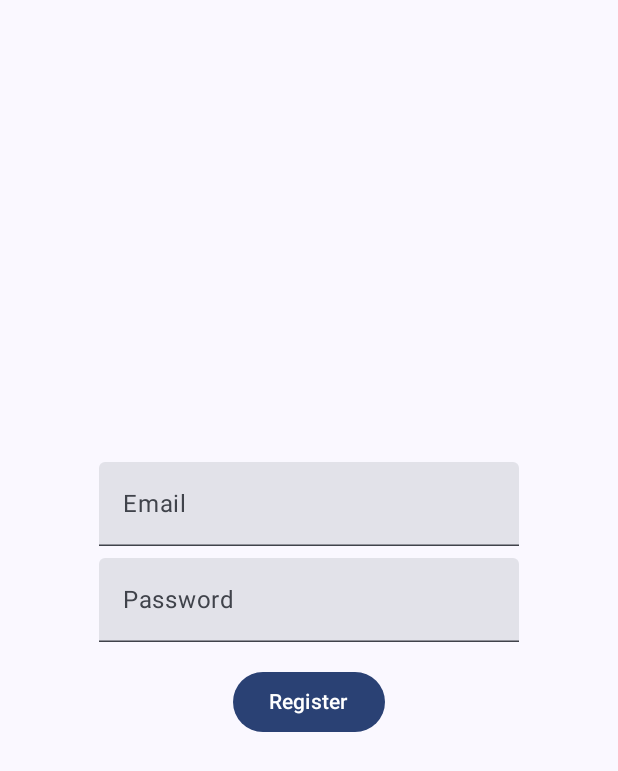
After one commit to abir4u/AndroidBasics, an Android app built with Jetpack Compose: the composable FirebaseEmailRegisterScreen shown on its own in the app's theme, on a phone screen of 412 x 824 dp. The commit adds this screen. Shown: the top 771 px of the screen. Run offline under Robolectric (Android 15) with nearby library versions, the phone set to English and light mode, and no system bars; our stand-ins replace Firebase (no records; nobody signed in at launch, a user with empty details on screens opened directly).

Commit message:
Complete Login and Registration via Email using Firebase

```diff
--- a/app/src/main/java/com/abir/androidbasicpart1/screens/AppLandingScreen.kt
+++ b/app/src/main/java/com/abir/androidbasicpart1/screens/AppLandingScreen.kt
@@ -35,7 +35,7 @@ fun AppLandingScreen() {
         drawerState = drawerState,
         drawerContent = {
             ModalDrawerSheet {
-                Spacer(modifier = Modifier.height(16.dp)) //space (margin) from top
+                Spacer(modifier = Modifier.height(16.dp))
                 menuItems.forEachIndexed { index, item ->
                     MenuItem(
                         index = index,
@@ -51,6 +51,7 @@ fun AppLandingScreen() {
                             1 -> route = "api"
                             2 -> route = "outside"
                             3 -> route = "firebase"
+                            4 -> route = "storage"
                         }
                     }
                 }
@@ -71,6 +72,7 @@ fun AppLandingScreen() {
             "api" -> ApiIntegrationScreen()
             "outside" -> NavigateOutsideAppScreen()
             "firebase" -> FirebaseScreen()
+            "storage" -> DataStorageScreen()
         }
     }
 }
--- /dev/null
+++ b/app/src/main/java/com/abir/androidbasicpart1/screens/FirebaseEmailRegisterScreen.kt
@@ -0,0 +1,56 @@
+package com.abir.androidbasicpart1.screens
+
+import androidx.compose.foundation.layout.Arrangement
+import androidx.compose.foundation.layout.Column
+import androidx.compose.foundation.layout.Spacer
+import androidx.compose.foundation.layout.fillMaxSize
+import androidx.compose.foundation.layout.height
+import androidx.compose.foundation.layout.padding
+import androidx.compose.material3.Button
+import androidx.compose.material3.Text
+import androidx.compose.material3.TextField
+import androidx.compose.runtime.Composable
+import androidx.compose.runtime.getValue
+import androidx.compose.runtime.mutableStateOf
+import androidx.compose.runtime.remember
+import androidx.compose.runtime.setValue
+import androidx.compose.ui.Alignment
+import androidx.compose.ui.Modifier
+import androidx.compose.ui.unit.dp
+import androidx.navigation.NavHostController
+import com.google.firebase.auth.FirebaseAuth
+
+@Composable
+fun FirebaseEmailRegisterScreen(navController: NavHostController) {
+    val auth = FirebaseAuth.getInstance()
+    var email by remember { mutableStateOf("") }
+    var password by remember { mutableStateOf("") }
+    var status by remember { mutableStateOf("") }
+
+    Column(
+        modifier = Modifier
+            .fillMaxSize()
+            .padding(16.dp),
+        horizontalAlignment = Alignment.CenterHorizontally,
+        verticalArrangement = Arrangement.Center
+    ) {
+        TextField(value = email, onValueChange = { email = it }, label = { Text("Email") })
+        Spacer(modifier = Modifier.height(8.dp))
+        TextField(value = password, onValueChange = { password = it }, label = { Text("Password") })
+        Spacer(modifier = Modifier.height(16.dp))
+        Button(onClick = {
+            auth.createUserWithEmailAndPassword(email, password)
+                .addOnCompleteListener { task ->
+                    status = if (task.isSuccessful) {
+                        "Registration Successful"
+                        // Navigate to the login or another screen
+                    } else {
+                        "Registration Failed: ${task.exception?.message}"
+                    }
+                }
+        }) {
+            Text("Register")
+        }
+        Text(status)
+    }
+}
```
Also changed, not shown: app/src/main/java/com/abir/androidbasicpart1/composables/navigation/AppNavigations.kt (added, +28 -0 lines), app/src/main/java/com/abir/androidbasicpart1/data/MenuItemDetails.kt (+7 -0 lines), app/src/main/java/com/abir/androidbasicpart1/screens/DataStorageScreen.kt (added, +24 -0 lines), app/src/main/java/com/abir/androidbasicpart1/screens/FirebaseEmailLoginScreen.kt (added, +56 -0 lines), app/src/main/java/com/abir/androidbasicpart1/screens/FirebaseLoginHomeScreen.kt (added, +37 -0 lines), app/src/main/java/com/abir/androidbasicpart1/screens/FirebaseRegisterHomeScreen.kt (added, +36 -0 lines), app/src/main/java/com/abir/androidbasicpart1/screens/FirebaseScreen.kt (+2 -17 lines).
